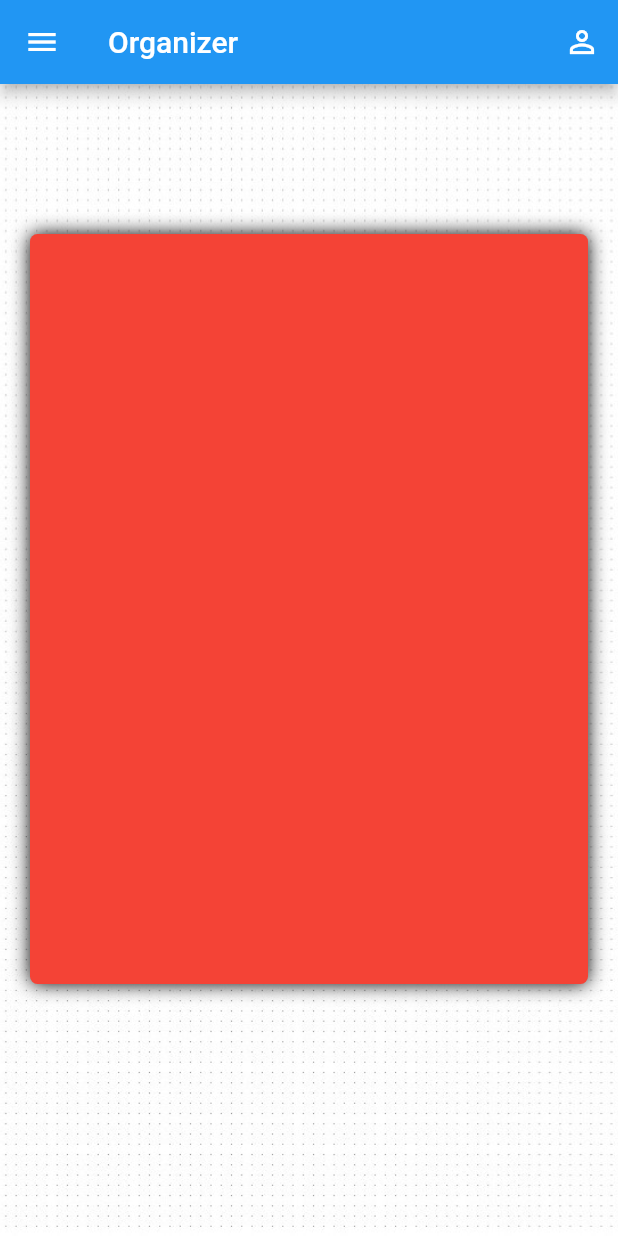
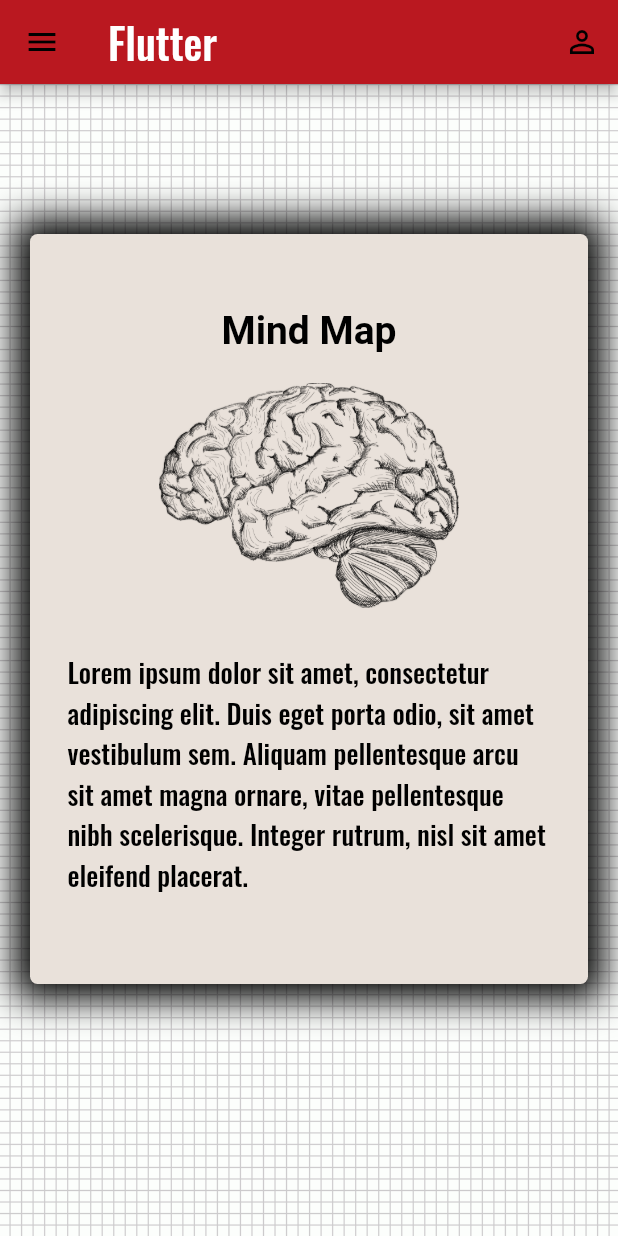
Before and after one commit to EYoung75/organizer, a Flutter app: the screen it shows after launch, on a phone screen of 412 x 824 dp. Run offline on Flutter 3.47's test engine with Material 2 defaults, Android fonts, the phone set to English and light mode, and no system bars; our stand-ins replace google_fonts; Roboto replaces fonts that are missing (Charm).

Commit message:
Finished initial compendium styling iteration

```diff
--- a/lib/main.dart
+++ b/lib/main.dart
@@ -1,4 +1,5 @@
 import 'package:flutter/material.dart';
+import 'package:google_fonts/google_fonts.dart';
 
 void main() {
   runApp(
@@ -13,6 +14,28 @@ class MyApp extends StatelessWidget {
       debugShowCheckedModeBanner: false,
       title: 'Organizer',
       theme: ThemeData(
+        textTheme: TextTheme(
+          headline1: GoogleFonts.charm(
+            fontWeight: FontWeight.bold,
+            fontSize: 30,
+            color: Colors.black,
+            shadows: [
+              Shadow(
+                  color: Color.fromRGBO(0, 0, 0, .6),
+                  blurRadius: 10,
+                  offset: Offset.fromDirection(10.0))
+            ],
+          ),
+          bodyText2: GoogleFonts.charm(
+            fontWeight: FontWeight.bold,
+            fontSize: 26,
+            color: Colors.black,
+          ),
+          bodyText1: GoogleFonts.oswald(
+            fontSize: 18,
+            color: Colors.black,
+          ),
+        ),
         visualDensity: VisualDensity.adaptivePlatformDensity,
       ),
       home: Home(),
@@ -31,6 +54,8 @@ class _HomeState extends State<Home> {
     return Scaffold(
       drawer: Drawer(),
       appBar: AppBar(
+        iconTheme: IconThemeData(color: Colors.black),
+        backgroundColor: Color.fromRGBO(186, 24, 32, 1),
         actions: [
           IconButton(
             onPressed: () {},
@@ -38,7 +63,11 @@ class _HomeState extends State<Home> {
           ),
         ],
         title: Text(
-          "Organizer",
+          "Flutter",
+          style: Theme.of(context)
+              .textTheme
+              .bodyText1
+              .copyWith(color: Colors.white, fontSize: 28),
         ),
       ),
       body: Container(
@@ -46,7 +75,7 @@ class _HomeState extends State<Home> {
           image: DecorationImage(
             fit: BoxFit.cover,
             image: AssetImage(
-              "images/dotted-grid.jpg",
+              "images/grid.png",
             ),
           ),
         ),
@@ -79,16 +108,45 @@ class PageOne extends StatelessWidget {
       child: Column(
         children: [
           Container(
-            decoration: BoxDecoration(boxShadow: [
+            decoration: BoxDecoration(
+              boxShadow: [
                 BoxShadow(
-                blurRadius: 10,
+                  blurRadius: 20,
                   color: Colors.black,
-                spreadRadius: 0,
+                  spreadRadius: 10,
                 ),
-            ], color: Colors.red, borderRadius: BorderRadius.circular(5)),
+              ],
+              color: Color.fromRGBO(233, 225, 218, 1),
+              borderRadius: BorderRadius.circular(5),
+            ),
             margin: EdgeInsets.symmetric(horizontal: 20),
             height: 500,
             width: double.infinity,
+            child: Center(
+              child: Column(
+                mainAxisAlignment: MainAxisAlignment.center,
+                children: [
+                  Text(
+                    "Mind Map",
+                  ),
+                  SizedBox(height: 20),
+                  Container(
+                    height: 150,
+                    child: Image.asset(
+                      "images/brain.png",
+                    ),
+                  ),
+                  SizedBox(height: 20),
+                  Container(
+                    margin: EdgeInsets.symmetric(horizontal: 25, vertical: 10),
+                    child: Text(
+                      "Lorem ipsum dolor sit amet, consectetur adipiscing elit. Duis eget porta odio, sit amet vestibulum sem. Aliquam pellentesque arcu sit amet magna ornare, vitae pellentesque nibh scelerisque. Integer rutrum, nisl sit amet eleifend placerat.",
+                      style: Theme.of(context).textTheme.bodyText1,
+                    ),
+                  )
+                ],
+              ),
+            ),
           ),
         ],
       ),
@@ -104,16 +162,45 @@ class PageTwo extends StatelessWidget {
       child: Column(
         children: [
           Container(
-            decoration: BoxDecoration(boxShadow: [
+            decoration: BoxDecoration(
+              boxShadow: [
                 BoxShadow(
-                blurRadius: 10,
+                  blurRadius: 20,
                   color: Colors.black,
-                spreadRadius: 0,
+                  spreadRadius: 10,
                 ),
-            ], color: Colors.red, borderRadius: BorderRadius.circular(5)),
+              ],
+              color: Color.fromRGBO(233, 225, 218, 1),
+              borderRadius: BorderRadius.circular(5),
+            ),
             margin: EdgeInsets.symmetric(horizontal: 20),
             height: 500,
             width: double.infinity,
+            child: Center(
+              child: Column(
+                mainAxisAlignment: MainAxisAlignment.center,
+                children: [
+                  Text(
+                    "Mooring",
+                  ),
+                  SizedBox(height: 20),
+                  Container(
+                    height: 150,
+                    child: Image.asset(
+                      "images/anchor.png",
+                    ),
+                  ),
+                  SizedBox(height: 20),
+                  Container(
+                    margin: EdgeInsets.symmetric(horizontal: 25, vertical: 10),
+                    child: Text(
+                      "Curabitur sit amet vehicula tellus. Duis congue finibus neque sit amet suscipit. Maecenas eu odio semper, pretium lacus sed, ultricies nulla",
+                      style: Theme.of(context).textTheme.bodyText1,
+                    ),
+                  )
+                ],
+              ),
+            ),
           ),
         ],
       ),
@@ -129,16 +216,45 @@ class PageThree extends StatelessWidget {
       child: Column(
         children: [
           Container(
-            decoration: BoxDecoration(boxShadow: [
+            decoration: BoxDecoration(
+              boxShadow: [
                 BoxShadow(
-                blurRadius: 10,
+                  blurRadius: 20,
                   color: Colors.black,
-                spreadRadius: 0,
+                  spreadRadius: 10,
                 ),
-            ], color: Colors.red, borderRadius: BorderRadius.circular(5)),
+              ],
+              color: Color.fromRGBO(233, 225, 218, 1),
+              borderRadius: BorderRadius.circular(5),
+            ),
             margin: EdgeInsets.symmetric(horizontal: 20),
             height: 500,
             width: double.infinity,
+            child: Center(
+              child: Column(
+                mainAxisAlignment: MainAxisAlignment.center,
+                children: [
+                  Text(
+                    "Solidify",
+                  ),
+                  SizedBox(height: 20),
+                  Container(
+                    height: 150,
+                    child: Image.asset(
+                      "images/dragonfly.png",
+                    ),
+                  ),
+                  SizedBox(height: 20),
+                  Container(
+                    margin: EdgeInsets.symmetric(horizontal: 25, vertical: 10),
+                    child: Text(
+                      "In tempor tellus et magna ultrices fermentum ut vel risus. Proin ultrices porttitor eros vel tristique. Vivamus luctus tellus odio, vitae pellentesque libero fermentum accumsan.",
+                      style: Theme.of(context).textTheme.bodyText1,
+                    ),
+                  )
+                ],
+              ),
+            ),
           ),
         ],
       ),
--- a/pubspec.yaml
+++ b/pubspec.yaml
@@ -23,6 +23,7 @@ environment:
 dependencies:
   flutter:
     sdk: flutter
+  google_fonts: ^1.1.0
 
 
   # The following adds the Cupertino Icons font to your application.
@@ -46,7 +47,10 @@ flutter:
 
   # To add assets to your application, add an assets section, like this:
   assets:
-    - images/dotted-grid.jpg
+    - images/grid.png
+    - images/brain.png
+    - images/dragonfly.png
+    - images/anchor.png
   #   - images/a_dot_ham.jpeg
 
   # An image asset can refer to one or more resolution-specific "variants", see
```
Also changed, not shown: images/anchor.png (added), images/brain.png (added), images/dragonfly.png (added), images/grid.png (added), pubspec.lock, 6 other files. Lines whose indentation alone changed are shown as unchanged.
